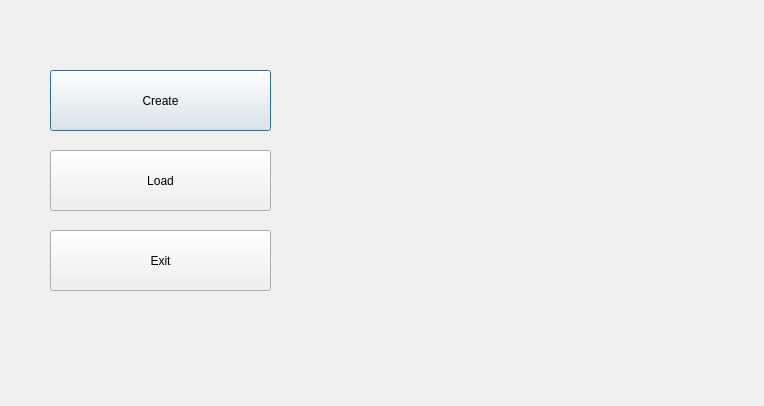
Qt form initwindow.ui (stefanivanic/RemiFINAL) before a commit.
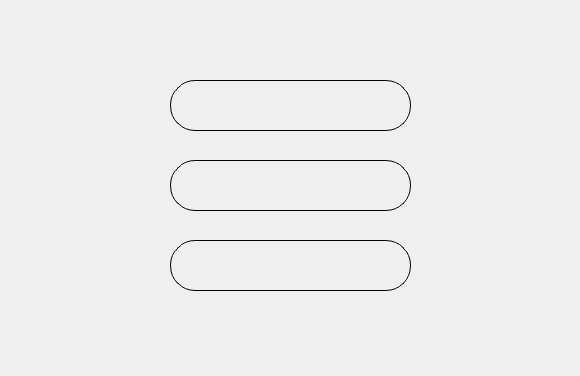
The same form after that commit. Icons and pictures are not drawn.

What changed in the file:
```diff
--- a/initwindow.ui
+++ b/initwindow.ui
@@ -6,51 +6,91 @@
    <rect>
     <x>0</x>
     <y>0</y>
-    <width>764</width>
-    <height>406</height>
+    <width>580</width>
+    <height>376</height>
    </rect>
   </property>
   <property name="windowTitle">
    <string>Remi</string>
   </property>
-  <widget class="QPushButton" name="pushButtonCreate">
+  <property name="styleSheet">
+   <string notr="true">#InitWindow {
+}</string>
+  </property>
+  <widget class="QWidget" name="buttonWidget" native="true">
    <property name="geometry">
     <rect>
-     <x>50</x>
-     <y>70</y>
-     <width>221</width>
-     <height>61</height>
+     <x>0</x>
+     <y>0</y>
+     <width>581</width>
+     <height>381</height>
     </rect>
    </property>
-   <property name="text">
-    <string>Create</string>
+   <property name="styleSheet">
+    <string notr="true">#buttonWidget{
+	border-image: url(&quot;./slike/Teme/2_init.jpg&quot;);
+}</string>
    </property>
-  </widget>
-  <widget class="QPushButton" name="pushButtonExit">
-   <property name="geometry">
-    <rect>
-     <x>50</x>
-     <y>230</y>
-     <width>221</width>
-     <height>61</height>
-    </rect>
-   </property>
-   <property name="text">
-    <string>Exit</string>
-   </property>
-  </widget>
-  <widget class="QPushButton" name="pushButtonLoad">
-   <property name="geometry">
-    <rect>
-     <x>50</x>
-     <y>150</y>
-     <width>221</width>
-     <height>61</height>
-    </rect>
-   </property>
-   <property name="text">
-    <string>Load</string>
-   </property>
+   <widget class="QPushButton" name="pushButtonCreate">
+    <property name="geometry">
+     <rect>
+      <x>170</x>
+      <y>80</y>
+      <width>241</width>
+      <height>51</height>
+     </rect>
+    </property>
+    <property name="styleSheet">
+     <string notr="true">#pushButtonCreate {
+	border: 1px solid back;
+border-radius: 25px;
+	border-image: url(&quot;./slike/Teme/2_create.jpg&quot;);
+}</string>
+    </property>
+    <property name="text">
+     <string/>
+    </property>
+   </widget>
+   <widget class="QPushButton" name="pushButtonLoad">
+    <property name="geometry">
+     <rect>
+      <x>170</x>
+      <y>160</y>
+      <width>241</width>
+      <height>51</height>
+     </rect>
+    </property>
+    <property name="styleSheet">
+     <string notr="true">#pushButtonLoad {
+	border: 1px solid back;
+border-radius: 25px;
+    border-image: url(&quot;./slike/Teme/2_load.jpg&quot;);
+}</string>
+    </property>
+    <property name="text">
+     <string/>
+    </property>
+   </widget>
+   <widget class="QPushButton" name="pushButtonExit">
+    <property name="geometry">
+     <rect>
+      <x>170</x>
+      <y>240</y>
+      <width>241</width>
+      <height>51</height>
+     </rect>
+    </property>
+    <property name="styleSheet">
+     <string notr="true">#pushButtonExit {
+	border: 1px solid back;
+	border-radius: 25px;
+	border-image: url(&quot;./slike/Teme/2_exit.jpg&quot;);
+}</string>
+    </property>
+    <property name="text">
+     <string/>
+    </property>
+   </widget>
   </widget>
  </widget>
  <resources/>
```
